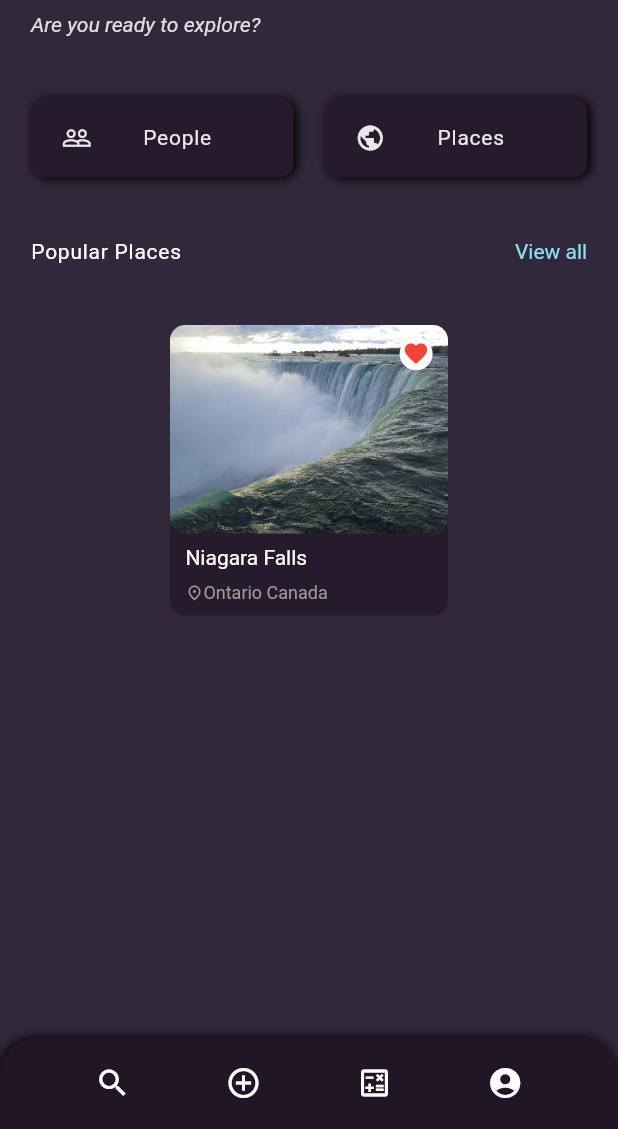
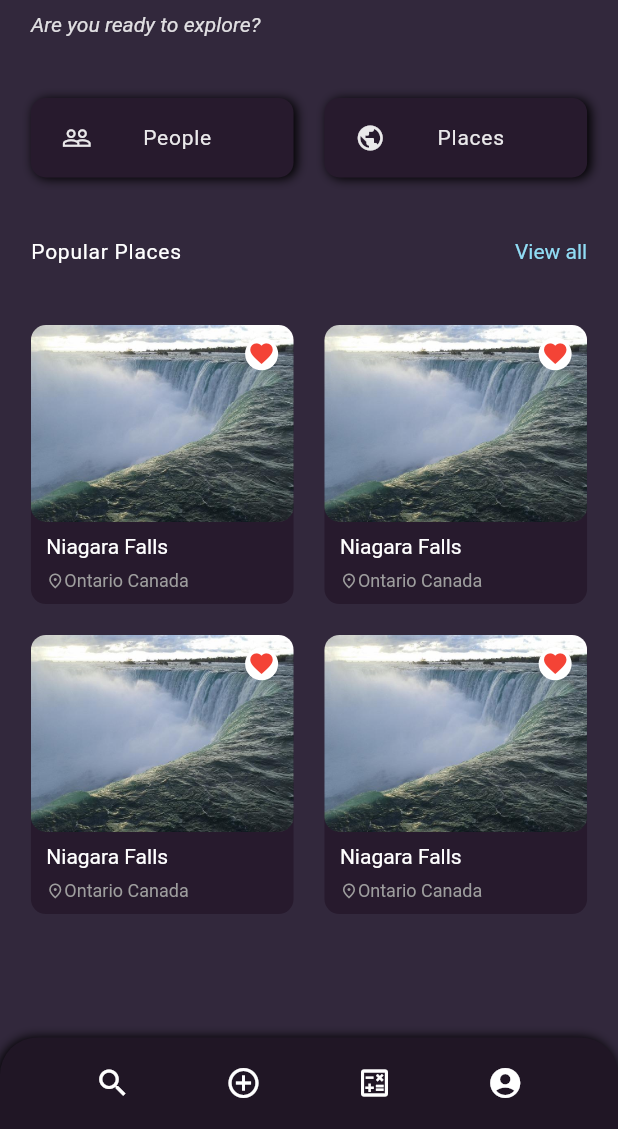
Before and after one commit to travter/travter-client, a Flutter app: the HomePage screen opened by its route, on a phone screen of 412 x 824 dp, the part 107-1236 px from its top. Run offline on Flutter 3.47's test engine with Material 2 defaults, Android fonts, the light colour scheme and no system bars; our stand-ins replace another_flushbar, auto_route, bloc, cloud_firestore, dartz, firebase_auth and 6 more; missing offline and left inert: flutter_facebook_auth, sign_button; accounts and stored records are empty; generated files the repository leaves out were written again.

Commit message:
popular section text widget

```diff
--- a/lib/presentation/pages/home_page/home_page.dart
+++ b/lib/presentation/pages/home_page/home_page.dart
@@ -5,6 +5,7 @@ import '../../core/constants/constant_colors.dart';
 import '../../core/extensions.dart';
 import '../../core/widgets/bottom_navbar_widget.dart';
 import '../../router/router.gr.dart';
+import 'widgets/popular_peoples_widget.dart';
 import 'widgets/welcome_widget.dart';
 import 'widgets/widgets.dart';
 
@@ -21,7 +22,7 @@ class HomePage extends StatelessWidget {
         body: Column(
           children: [
             ConstrainedBox(
-              constraints: BoxConstraints(maxHeight: height * 0.8),
+              constraints: BoxConstraints(maxHeight: height * 0.85),
               child: SingleChildScrollView(
                 child: Column(
                   children: [
@@ -32,9 +33,7 @@ class HomePage extends StatelessWidget {
                       color: lightPrimaryColor,
                     ),
                     const PopularPlacesWidget(),
-                    Container(
-                      height: height * 1,
-                    ),
+                    const PopularPeoplesWidget(),
                   ]
                 ),
               ),
--- /dev/null
+++ b/lib/presentation/pages/home_page/widgets/popular_peoples_widget.dart
@@ -0,0 +1,27 @@
+import 'package:flutter/material.dart';
+
+import '../../../core/constants/constant_dimensions.dart';
+import '../../../core/extensions.dart';
+import 'popular_section_text_widget.dart';
+
+class PopularPeoplesWidget extends StatelessWidget {
+  const PopularPeoplesWidget({Key? key}) : super(key: key);
+
+  @override
+  Widget build(BuildContext context) {
+    final width = context.dims.width;
+    final height = context.dims.height;
+
+    return Padding(
+      padding: EdgeInsets.symmetric(
+        horizontal: width * homePageHorizontalPadding,
+        vertical: height * 0.05,
+      ),
+      child: Column(
+        children: const [
+          PopularSectionTextWidget(text: 'Popular People'),
+        ],
+      ),
+    );
+  }
+}
--- a/lib/presentation/pages/home_page/widgets/popular_place_card_widget.dart
+++ b/lib/presentation/pages/home_page/widgets/popular_place_card_widget.dart
@@ -13,7 +13,7 @@ class PopularPlaceCardWidget extends StatelessWidget {
     final width = context.dims.width;
 
     return Container(
-      width: width * 0.45,
+      width: width * 0.425,
       decoration: BoxDecoration(
         borderRadius: BorderRadius.circular(10),
         color: primaryColor,
--- a/lib/presentation/pages/home_page/widgets/popular_places_widget.dart
+++ b/lib/presentation/pages/home_page/widgets/popular_places_widget.dart
@@ -4,6 +4,7 @@ import '../../../core/constants/constant_colors.dart';
 import '../../../core/constants/constant_dimensions.dart';
 import '../../../core/extensions.dart';
 import 'popular_place_card_widget.dart';
+import 'popular_section_text_widget.dart';
 
 class PopularPlacesWidget extends StatelessWidget {
   const PopularPlacesWidget({Key? key}) : super(key: key);
@@ -18,29 +19,29 @@ class PopularPlacesWidget extends StatelessWidget {
           EdgeInsets.symmetric(horizontal: width * homePageHorizontalPadding),
       child: Column(
         children: [
-          Row(
-            mainAxisAlignment: MainAxisAlignment.spaceBetween,
-            children: const [
-              Text(
-                'Popular Places',
-                style: TextStyle(
-                  color: Colors.white,
-                  letterSpacing: 0.5,
-                ),
-              ),
-              Text(
-                'View all',
-                style: TextStyle(
-                  color: lightBlueColor,
-                ),
-              ),
-            ],
-          ),
+          const PopularSectionTextWidget(text: 'Popular Places'),
           Divider(
             height: height * 0.05,
             color: lightPrimaryColor,
           ),
-          const PopularPlaceCardWidget(),
+          Row(
+            mainAxisAlignment: MainAxisAlignment.spaceBetween,
+            children:  const [
+              PopularPlaceCardWidget(),
+              PopularPlaceCardWidget(),
+            ],
+          ),
+          Divider(
+            height: height * 0.025,
+            color: lightPrimaryColor,
+          ),
+          Row(
+            mainAxisAlignment: MainAxisAlignment.spaceBetween,
+            children: const [
+              PopularPlaceCardWidget(),
+              PopularPlaceCardWidget(),
+            ],
+          )
         ],
       ),
     );
--- /dev/null
+++ b/lib/presentation/pages/home_page/widgets/popular_section_text_widget.dart
@@ -0,0 +1,37 @@
+import 'package:flutter/foundation.dart';
+import 'package:flutter/material.dart';
+
+import '../../../core/constants/constant_colors.dart';
+
+class PopularSectionTextWidget extends StatelessWidget {
+  const PopularSectionTextWidget({required this.text, Key? key}) : super(key: key);
+
+  final String text;
+
+  @override
+  Widget build(BuildContext context) {
+   return  Row(
+      mainAxisAlignment: MainAxisAlignment.spaceBetween,
+      children: [
+        Text(
+          text,
+          style: const TextStyle(
+            color: Colors.white,
+            letterSpacing: 0.5,
+          ),
+        ),
+        const Text(
+          'View all',
+          style: TextStyle(
+            color: lightBlueColor,
+          ),
+        ),
+      ],
+    );
+  }
+  @override
+  void debugFillProperties(DiagnosticPropertiesBuilder properties) {
+    super.debugFillProperties(properties);
+    properties.add(StringProperty('text', text));
+  }
+}
```
Also changed, not shown: lib/presentation/pages/home_page/widgets/popular_person_card_widget.dart (added).
